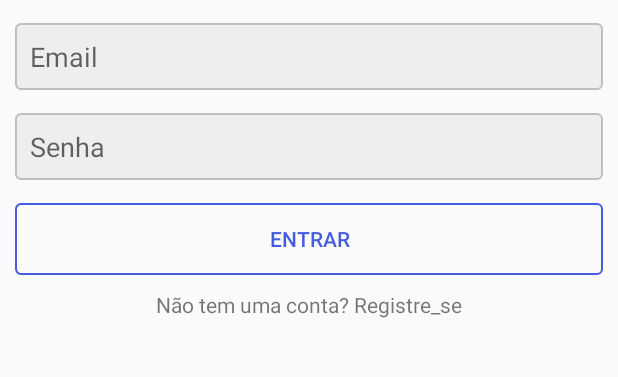
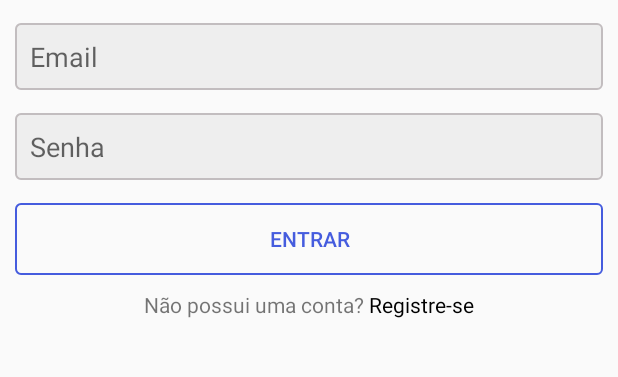
Before and after one commit to Emanuel1712/prototipoRedeSocial, an Android app: the LoginActivity screen opened directly, with no data from a screen before it, on a phone screen of 412 x 824 dp, the part 496-873 px from its top. Run offline under Robolectric (Android 15) with nearby library versions, the phone set to English and light mode, and no system bars; our stand-ins replace Firebase (no records; nobody signed in at launch, a user with empty details on screens opened directly).

Commit message:
commit_4

```diff
--- a/app/src/main/res/layout/activity_login.xml
+++ b/app/src/main/res/layout/activity_login.xml
@@ -46,7 +46,7 @@
     <TextView
         android:layout_width="wrap_content"
         android:layout_height="wrap_content"
-        android:text="Não tem uma conta? Registre_se"
+        android:text="@string/registre_se"
         android:id="@+id/txt_signup"
         android:layout_marginTop="10dp"/>
 
--- a/app/src/main/res/values/strings.xml
+++ b/app/src/main/res/values/strings.xml
@@ -3,6 +3,12 @@
 
     <!-- TODO: Remove or change this placeholder text -->
     <string name="hello_blank_fragment">Hello blank fragment</string>
+    <string name="usu_rio">Usuário</string>
+    <string name="nome">Nome</string>
+    <string name="email">E-mail</string>
+    <string name="senha">Senha</string>
+    <string name="j_tem_uma_conta_entrar">Já possui uma conta? <font color="black">Entrar</font></string>
+    <string name="registre_se">Não possui uma conta? <font color="black">Registre-se</font></string>
 
 
     <string-array name="agressoes">
```
Also changed, not shown: 1 other file.
